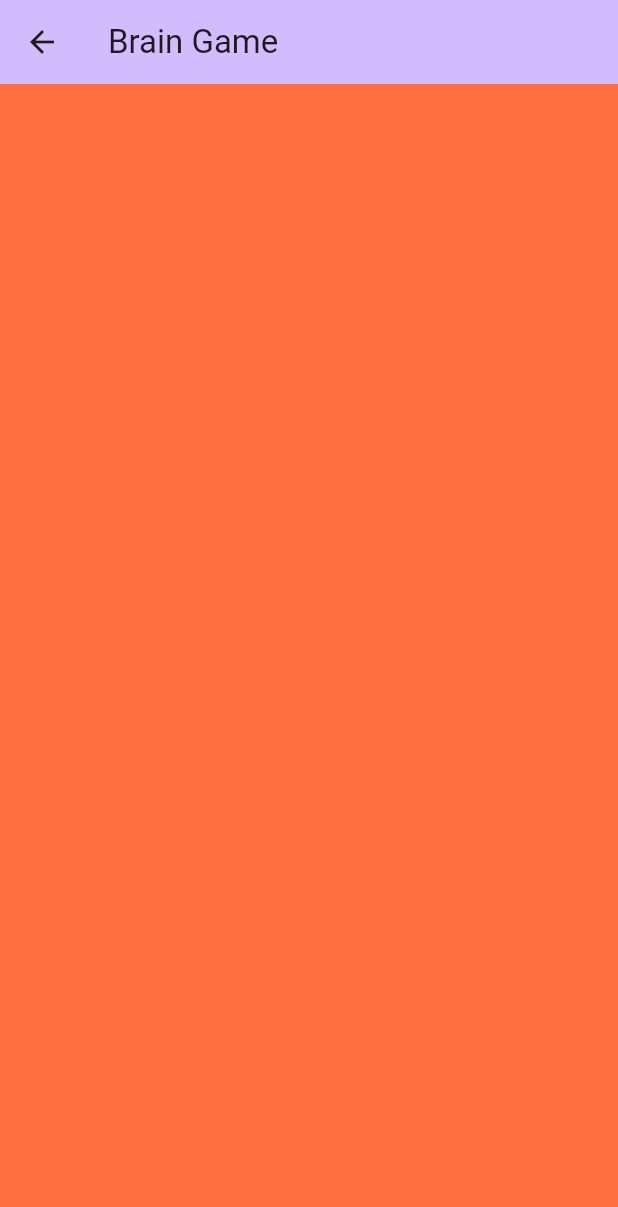
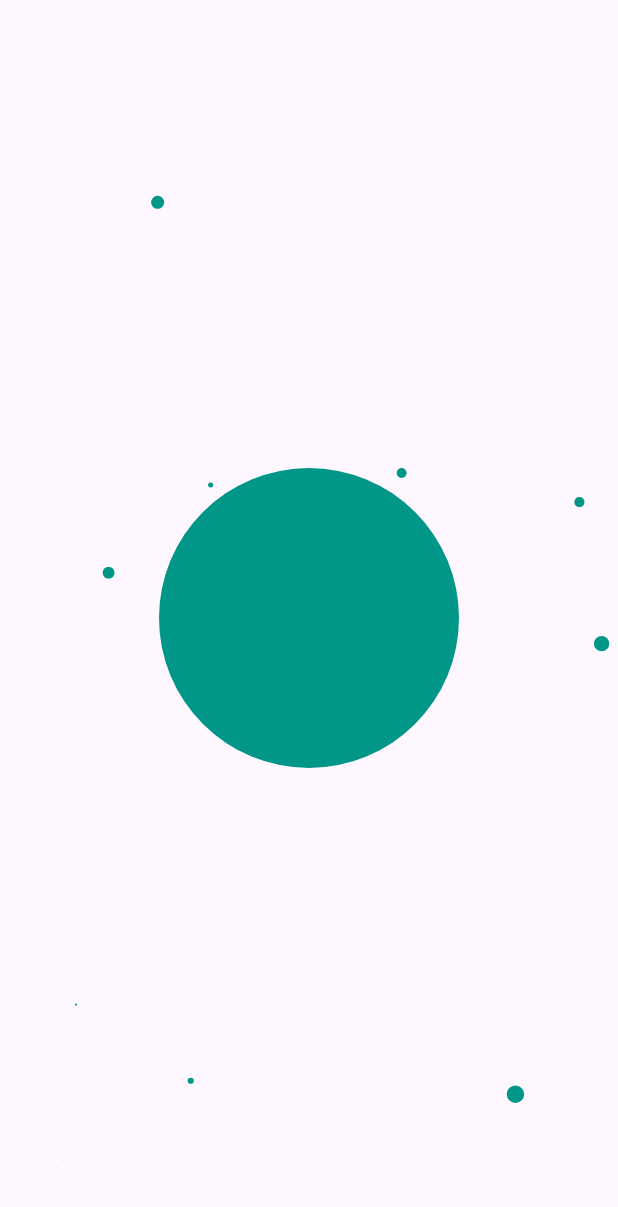
Before and after one commit to Awesome-Hackers-24/brain_game, a Flutter app: the MyPainter screen opened directly, on a phone screen of 412 x 824 dp. Shown: the top 1207 px of the screen. Run offline on Flutter 3.47's test engine with Material 3 defaults, Android fonts, the phone set to English and light mode, and no system bars; our stand-ins replace get, supabase_flutter; accounts and stored records are empty.

Commit message:
Display particles

```diff
--- a/lib/app.dart
+++ b/lib/app.dart
@@ -1,4 +1,4 @@
-import 'package:brain_game/my_painter_canvas.dart';
+import 'package:brain_game/graphics/my_painter.dart';
 import 'package:brain_game/screens/home_screen.dart';
 import 'package:flutter/material.dart';
 import 'package:get/get.dart';
@@ -9,39 +9,14 @@ class MyApp extends StatelessWidget {
   @override
   Widget build(BuildContext context) {
     return GetMaterialApp(
-      title: 'Brain Game',
+      // title: 'Brain Game',
       debugShowCheckedModeBanner: false,
       theme: ThemeData(
         colorScheme: ColorScheme.fromSeed(seedColor: Colors.deepPurple),
         useMaterial3: true,
       ),
-      // home: const MyPainter(),
-      home: const HomeScreen(),
+      home: const MyPainter(),
+      // home: const HomeScreen(),
     );
   }
 }
-
-class MyPainter extends StatefulWidget {
-  const MyPainter({super.key});
-
-  @override
-  State<MyPainter> createState() => _MyPainterState();
-}
-
-class _MyPainterState extends State<MyPainter> {
-  @override
-  Widget build(BuildContext context) {
-    return Scaffold(
-      appBar: AppBar(
-        backgroundColor: Theme.of(context).colorScheme.inversePrimary,
-        title: Text("Brain Game"),
-      ),
-      body: CustomPaint(
-        painter: MyPainterCanvas(),
-        child: Container(
-          color: Colors.deepOrangeAccent,
-        ),
-      ),
-    );
-  }
-}
--- /dev/null
+++ b/lib/graphics/my_painter.dart
@@ -0,0 +1,61 @@
+import 'dart:math';
+
+import 'package:brain_game/graphics/my_painter_canvas.dart';
+import 'package:brain_game/graphics/particle.dart';
+import 'package:flutter/material.dart';
+
+class MyPainter extends StatefulWidget {
+  const MyPainter({super.key});
+
+  @override
+  State<MyPainter> createState() => _MyPainterState();
+}
+
+class _MyPainterState extends State<MyPainter> {
+  late List<Particle> particles;
+
+  // List.generate(10, (index) => Particle());
+  Random rgn = Random(DateTime.now().millisecondsSinceEpoch);
+  double maxRadius = 6;
+  double maxSpeed = 0.2;
+  double maxTheta = 2 * pi;
+
+  @override
+  void initState() {
+    super.initState();
+    particles = List.generate(10, (index) {
+      Particle p = Particle();
+      p.color = getRandomColor(rgn);
+      p.position = Offset(-1, -1);
+      p.speed = rgn.nextDouble() * maxSpeed;
+      p.theta = rgn.nextDouble() * maxTheta;
+      p.radius = rgn.nextDouble() * maxRadius;
+      return p;
+    });
+  }
+
+  Color getRandomColor(Random rgn) {
+    var a = rgn.nextInt(255);
+    var r = rgn.nextInt(255);
+    var g = rgn.nextInt(255);
+    var b = rgn.nextInt(255);
+
+    return Color.fromARGB(a, r, g, b);
+  }
+
+  @override
+  Widget build(BuildContext context) {
+    return Scaffold(
+      // appBar: AppBar(
+      //   backgroundColor: Theme.of(context).colorScheme.inversePrimary,
+      //   title: Text("Brain Game"),
+      // ),
+      body: CustomPaint(
+        painter: MyPainterCanvas(rgn, particles),
+        child: Container(
+            // color: Colors.deepOrangeAccent,
+            ),
+      ),
+    );
+  }
+}
--- /dev/null
+++ b/lib/graphics/my_painter_canvas.dart
@@ -0,0 +1,52 @@
+import 'dart:math';
+
+import 'package:brain_game/graphics/particle.dart';
+import 'package:flutter/material.dart';
+
+Offset polarToCartesian(double speed, double theta) {
+  return Offset(speed * cos(theta), speed * sin(theta));
+}
+
+class MyPainterCanvas extends CustomPainter {
+  MyPainterCanvas(this.rdn, this.particles);
+
+  List<Particle> particles;
+  Random rdn;
+
+  @override
+  void paint(Canvas canvas, Size size) {
+    particles.forEach((p) {
+      var velocity = polarToCartesian(p.speed, p.theta);
+      var dx = p.position.dx + velocity.dx;
+      var dy = p.position.dy + velocity.dy;
+
+      if (p.position.dx < 0 || p.position.dx > size.width) {
+        dx = rdn.nextDouble() * size.width;
+      }
+
+      if (p.position.dy < 0 || p.position.dy > size.height) {
+        dy = rdn.nextDouble() * size.height;
+      }
+      p.position = Offset(dx, dy);
+    });
+
+    this.particles.forEach((p) {
+      var paint = Paint();
+      paint.color = Colors.teal;
+      canvas.drawCircle(p.position, p.radius, paint);
+    });
+
+    var dx = size.width / 2;
+    var dy = size.height / 2;
+    Offset c = Offset(dx, dy);
+    var radius = 100.0;
+    var paint = Paint();
+    paint.color = Colors.teal;
+    canvas.drawCircle(c, radius, paint);
+  }
+
+  @override
+  bool shouldRepaint(CustomPainter oldDelegate) {
+    return true;
+  }
+}
--- /dev/null
+++ b/lib/graphics/particle.dart
@@ -0,0 +1,10 @@
+import 'dart:ui';
+
+class Particle {
+  late Offset position;
+  late Color color;
+  late double speed;
+  late double theta;
+  late double radius;
+
+}
```
Also changed, not shown: lib/my_painter_canvas.dart (deleted, +0 -19 lines).
